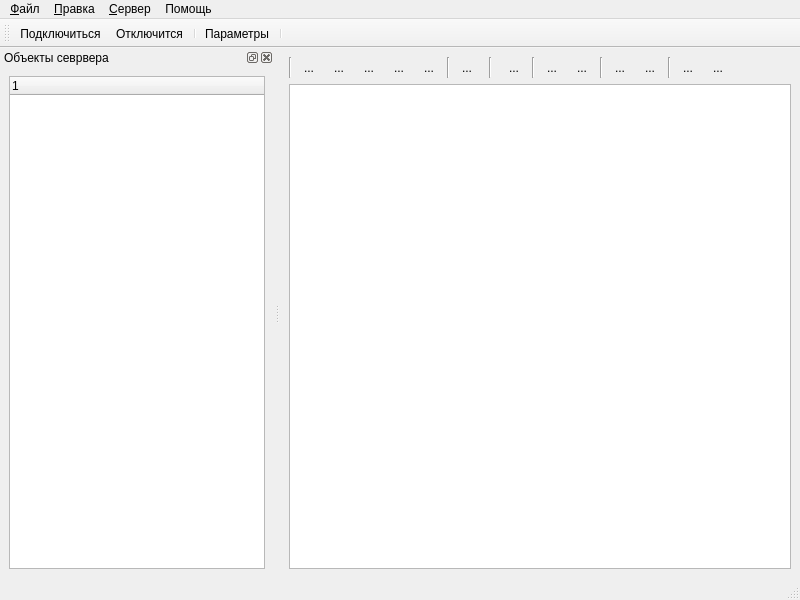
Old version of the form bAdmin/mainwindow.ui in the repository arcirk/bAdmin.
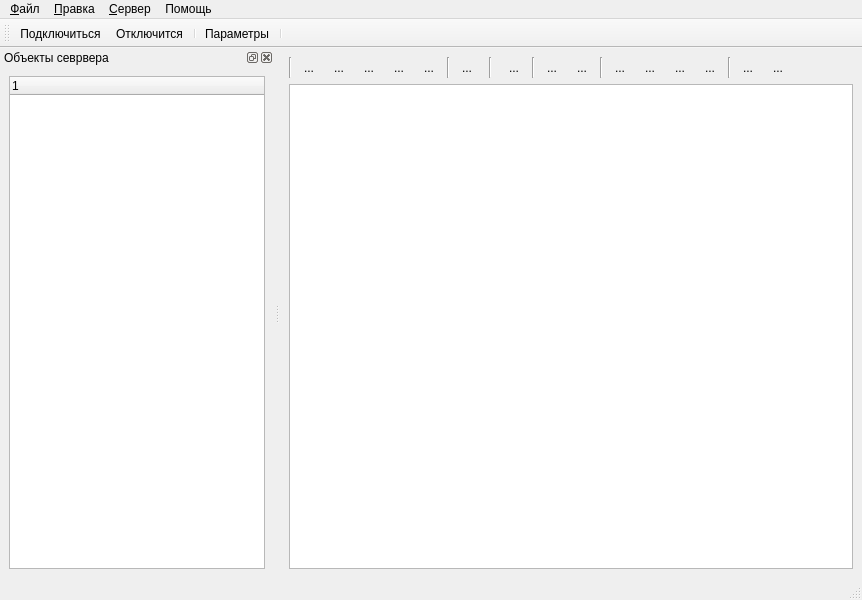
New version of the form. Icons and pictures are not drawn.

```diff
--- a/bAdmin/mainwindow.ui
+++ b/bAdmin/mainwindow.ui
@@ -6,7 +6,7 @@
    <rect>
     <x>0</x>
     <y>0</y>
-    <width>800</width>
+    <width>862</width>
     <height>600</height>
    </rect>
   </property>
@@ -322,6 +322,40 @@
          </property>
         </widget>
        </item>
+       <item>
+        <widget class="QToolButton" name="btnRegistryUser">
+         <property name="toolTip">
+          <string>Зарегистрировать пользователя</string>
+         </property>
+         <property name="text">
+          <string>...</string>
+         </property>
+         <property name="icon">
+          <iconset resource="resurses.qrc">
+           <normaloff>:/img/certUsers.png</normaloff>:/img/certUsers.png</iconset>
+         </property>
+         <property name="autoRaise">
+          <bool>true</bool>
+         </property>
+        </widget>
+       </item>
+       <item>
+        <widget class="QToolButton" name="btnEditCache">
+         <property name="toolTip">
+          <string>Параметры пользователя</string>
+         </property>
+         <property name="text">
+          <string>...</string>
+         </property>
+         <property name="icon">
+          <iconset resource="resurses.qrc">
+           <normaloff>:/img/userOptions.ico</normaloff>:/img/userOptions.ico</iconset>
+         </property>
+         <property name="autoRaise">
+          <bool>true</bool>
+         </property>
+        </widget>
+       </item>
        <item>
         <widget class="QLabel" name="label_5">
          <property name="maximumSize">
@@ -408,7 +442,7 @@
     <rect>
      <x>0</x>
      <y>0</y>
-     <width>800</width>
+     <width>862</width>
      <height>21</height>
     </rect>
    </property>
```
Left out of the diff: 21 changed lines with no effect on the pictures.
